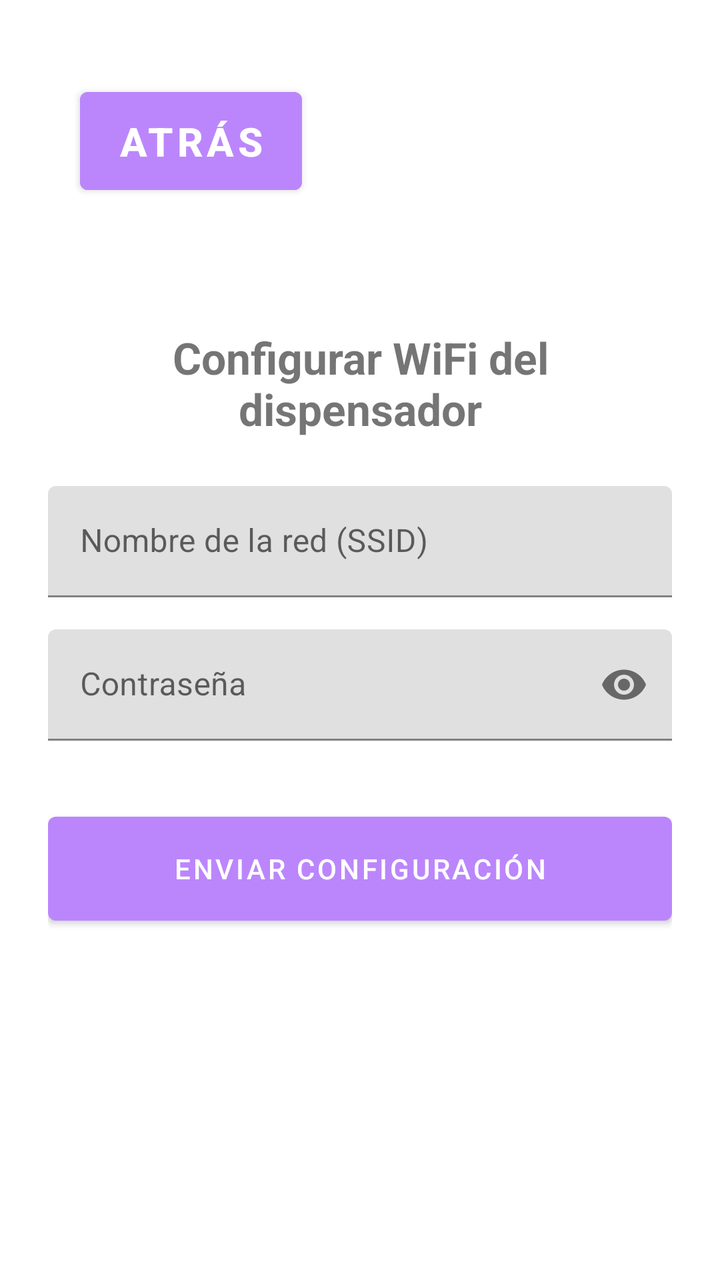
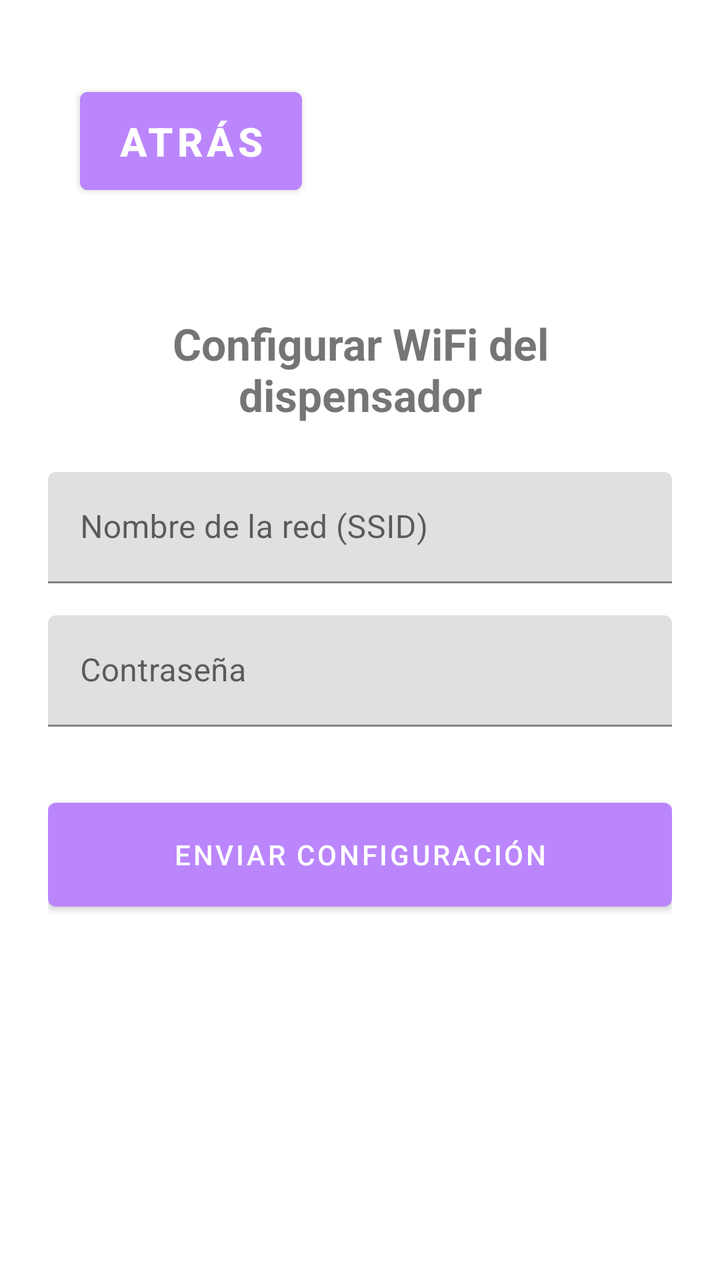

The first picture is an Android layout as it rendered before a commit; the second is the same layout after the commit. The layout source and the unified diff follow.
<!-- AndroidManifest.xml: application theme Theme.MyMeds -->
<!-- res/layout/fragment_wifi_config.xml -->
<androidx.constraintlayout.widget.ConstraintLayout
    xmlns:android="http://schemas.android.com/apk/res/android"
    xmlns:app="http://schemas.android.com/apk/res-auto"
    android:layout_width="match_parent"
    android:layout_height="match_parent"
    android:padding="24dp">

    <com.google.android.material.button.MaterialButton
        android:id="@+id/button_back"
        android:layout_width="111dp"
        android:layout_height="61dp"
        android:layout_margin="16dp"
        android:layout_marginStart="8dp"
        android:layout_marginTop="16dp"
        android:backgroundTint="@color/purple_200"
        android:text="ATRÁS"
        android:textAllCaps="false"
        android:textSize="20sp"
        android:textStyle="bold"
        android:focusable="false"
        android:focusableInTouchMode="false"
        app:iconGravity="textStart"
        app:layout_constraintStart_toStartOf="parent"
        app:layout_constraintTop_toTopOf="parent" />

    <TextView
        android:id="@+id/title"
        android:layout_width="0dp"
        android:layout_height="wrap_content"
        android:layout_marginTop="140dp"
        android:text="Configurar WiFi del dispensador"
        android:textAlignment="center"
        android:textSize="22sp"
        android:textStyle="bold"
        app:layout_constraintEnd_toEndOf="parent"
        app:layout_constraintHorizontal_bias="0.0"
        app:layout_constraintStart_toStartOf="parent"
        app:layout_constraintTop_toTopOf="parent" />

    <com.google.android.material.textfield.TextInputLayout
        android:id="@+id/ssidLayout"
        android:layout_width="0dp"
        android:layout_height="wrap_content"
        android:hint="Nombre de la red (SSID)"
        app:layout_constraintTop_toBottomOf="@id/title"
        app:layout_constraintStart_toStartOf="parent"
        app:layout_constraintEnd_toEndOf="parent"
        android:layout_marginTop="24dp">

        <com.google.android.material.textfield.TextInputEditText
            android:id="@+id/ssidInput"
            android:layout_width="match_parent"
            android:layout_height="wrap_content"
            android:inputType="text"
            android:importantForAutofill="no"
            android:imeOptions="actionNext"/>
    </com.google.android.material.textfield.TextInputLayout>

    <com.google.android.material.textfield.TextInputLayout
        android:id="@+id/passwordLayout"
        android:layout_width="0dp"
        android:layout_height="wrap_content"
        android:hint="Contraseña"
        app:passwordToggleEnabled="true"
        app:layout_constraintTop_toBottomOf="@id/ssidLayout"
        app:layout_constraintStart_toStartOf="parent"
        app:layout_constraintEnd_toEndOf="parent"
        android:layout_marginTop="16dp">

        <com.google.android.material.textfield.TextInputEditText
            android:id="@+id/passwordInput"
            android:layout_width="match_parent"
            android:layout_height="wrap_content"
            android:inputType="textPassword" />
    </com.google.android.material.textfield.TextInputLayout>

    <com.google.android.material.button.MaterialButton
        android:id="@+id/buttonSendWifi"
        android:layout_width="0dp"
        android:layout_height="64dp"
        android:text="Enviar configuración"
        app:layout_constraintTop_toBottomOf="@id/passwordLayout"
        app:layout_constraintStart_toStartOf="parent"
        app:layout_constraintEnd_toEndOf="parent"
        android:layout_marginTop="32dp" />

</androidx.constraintlayout.widget.ConstraintLayout>
<!-- resources referenced by this layout -->
<resources>
  <color name="purple_200">#FFBB86FC</color>
  <style name="Theme.MyMeds" parent="Theme.MaterialComponents.DayNight.NoActionBar">
          <item name="colorPrimary">@color/purple_200</item>
          <item name="colorPrimaryDark">@color/purple_700</item>
          <item name="colorAccent">@color/teal_200</item>
  
          <item name="android:statusBarColor">@color/purple_200</item>
      </style>
  <color name="purple_700">#FF3700B3</color>
  <color name="teal_200">#FF03DAC5</color>
</resources>

<!-- the commit's change to res/layout/fragment_wifi_config.xml (unified diff, before → after) -->
@@ -5,83 +5,104 @@
     android:layout_height="match_parent"
     android:padding="24dp">
 
-    <com.google.android.material.button.MaterialButton
-        android:id="@+id/button_back"
-        android:layout_width="111dp"
-        android:layout_height="61dp"
-        android:layout_margin="16dp"
-        android:layout_marginStart="8dp"
-        android:layout_marginTop="16dp"
-        android:backgroundTint="@color/purple_200"
-        android:text="ATRÁS"
-        android:textAllCaps="false"
-        android:textSize="20sp"
-        android:textStyle="bold"
-        android:focusable="false"
-        android:focusableInTouchMode="false"
-        app:iconGravity="textStart"
+    
+    <LinearLayout
+        android:id="@+id/layoutForm"
+        android:layout_width="0dp"
+        android:layout_height="0dp"
+        android:orientation="vertical"
+        app:layout_constraintTop_toTopOf="parent"
+        app:layout_constraintBottom_toBottomOf="parent"
         app:layout_constraintStart_toStartOf="parent"
-        app:layout_constraintTop_toTopOf="parent" />
+        app:layout_constraintEnd_toEndOf="parent">
 
-    <TextView
-        android:id="@+id/title"
-        android:layout_width="0dp"
-        android:layout_height="wrap_content"
-        android:layout_marginTop="140dp"
-        android:text="Configurar WiFi del dispensador"
-        android:textAlignment="center"
-        android:textSize="22sp"
-        android:textStyle="bold"
-        app:layout_constraintEnd_toEndOf="parent"
-        app:layout_constraintHorizontal_bias="0.0"
-        app:layout_constraintStart_toStartOf="parent"
-        app:layout_constraintTop_toTopOf="parent" />
+        <com.google.android.material.button.MaterialButton
+            android:id="@+id/button_back"
+            android:layout_width="111dp"
+            android:layout_height="61dp"
+            android:layout_margin="16dp"
+            android:backgroundTint="@color/purple_200"
+            android:text="ATRÁS"
+            android:textAllCaps="false"
+            android:textSize="20sp"
+            android:textStyle="bold"
+            android:focusable="false"
+            android:focusableInTouchMode="false" />
 
-    <com.google.android.material.textfield.TextInputLayout
-        android:id="@+id/ssidLayout"
-        android:layout_width="0dp"
-        android:layout_height="wrap_content"
-        android:hint="Nombre de la red (SSID)"
-        app:layout_constraintTop_toBottomOf="@id/title"
-        app:layout_constraintStart_toStartOf="parent"
-        app:layout_constraintEnd_toEndOf="parent"
-        android:layout_marginTop="24dp">
-
-        <com.google.android.material.textfield.TextInputEditText
-            android:id="@+id/ssidInput"
+        <TextView
+            android:id="@+id/title"
             android:layout_width="match_parent"
             android:layout_height="wrap_content"
-            android:inputType="text"
-            android:importantForAutofill="no"
-            android:imeOptions="actionNext"/>
-    </com.google.android.material.textfield.TextInputLayout>
+            android:layout_marginTop="40dp"
+            android:text="Configurar WiFi del dispensador"
+            android:textAlignment="center"
+            android:textSize="22sp"
+            android:textStyle="bold" />
 
-    <com.google.android.material.textfield.TextInputLayout
-        android:id="@+id/passwordLayout"
-        android:layout_width="0dp"
-        android:layout_height="wrap_content"
-        android:hint="Contraseña"
-        app:passwordToggleEnabled="true"
-        app:layout_constraintTop_toBottomOf="@id/ssidLayout"
-        app:layout_constraintStart_toStartOf="parent"
-        app:layout_constraintEnd_toEndOf="parent"
-        android:layout_marginTop="16dp">
-
-        <com.google.android.material.textfield.TextInputEditText
-            android:id="@+id/passwordInput"
+        <com.google.android.material.textfield.TextInputLayout
+            android:id="@+id/ssidLayout"
             android:layout_width="match_parent"
             android:layout_height="wrap_content"
-            android:inputType="textPassword" />
-    </com.google.android.material.textfield.TextInputLayout>
+            android:hint="Nombre de la red (SSID)"
+            android:layout_marginTop="24dp">
 
-    <com.google.android.material.button.MaterialButton
-        android:id="@+id/buttonSendWifi"
+            <com.google.android.material.textfield.TextInputEditText
+                android:id="@+id/ssidInput"
+                android:layout_width="match_parent"
+                android:layout_height="wrap_content"
+                android:inputType="text"
+                android:importantForAutofill="no"
+                android:imeOptions="actionNext"/>
+        </com.google.android.material.textfield.TextInputLayout>
+
+        <com.google.android.material.textfield.TextInputLayout
+            android:id="@+id/passwordLayout"
+            android:layout_width="match_parent"
+            android:layout_height="wrap_content"
+            android:hint="Contraseña"
+            android:layout_marginTop="16dp">
+
+            <com.google.android.material.textfield.TextInputEditText
+                android:id="@+id/passwordInput"
+                android:layout_width="match_parent"
+                android:layout_height="wrap_content"
+                android:inputType="textPassword" />
+        </com.google.android.material.textfield.TextInputLayout>
+
+        <com.google.android.material.button.MaterialButton
+            android:id="@+id/buttonSendWifi"
+            android:layout_width="match_parent"
+            android:layout_height="64dp"
+            android:text="Enviar configuración"
+            android:layout_marginTop="32dp" />
+
+    </LinearLayout>
+
+    
+    <LinearLayout
+        android:id="@+id/layoutLoading"
         android:layout_width="0dp"
-        android:layout_height="64dp"
-        android:text="Enviar configuración"
-        app:layout_constraintTop_toBottomOf="@id/passwordLayout"
+        android:layout_height="0dp"
+        android:orientation="vertical"
+        android:gravity="center"
+        android:visibility="gone"
+        app:layout_constraintTop_toTopOf="parent"
+        app:layout_constraintBottom_toBottomOf="parent"
         app:layout_constraintStart_toStartOf="parent"
-        app:layout_constraintEnd_toEndOf="parent"
-        android:layout_marginTop="32dp" />
+        app:layout_constraintEnd_toEndOf="parent">
+
+        <ProgressBar
+            android:layout_width="64dp"
+            android:layout_height="64dp" />
+
+        <TextView
+            android:id="@+id/loadingText"
+            android:layout_width="wrap_content"
+            android:layout_height="wrap_content"
+            android:text="Conectando con el dispositivo..."
+            android:textSize="18sp"
+            android:layout_marginTop="16dp"/>
+
+    </LinearLayout>
 
 </androidx.constraintlayout.widget.ConstraintLayout>
